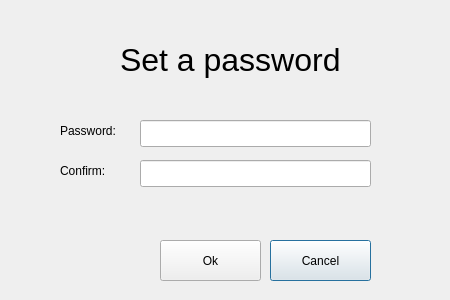
Old version of the form QT Gui/Spyink/passwordform.ui in the repository matthewT53/Steganography-Project.
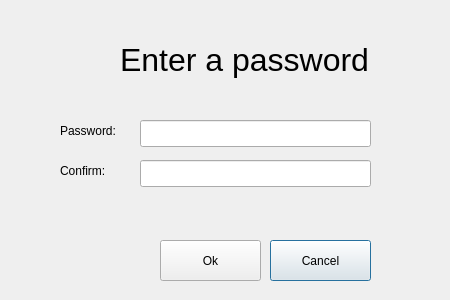
New version of the form.

Commit message: Polished the GUI a bit

Patch:
```diff
--- a/QT Gui/Spyink/passwordform.ui
+++ b/QT Gui/Spyink/passwordform.ui
@@ -78,7 +78,7 @@
     <bool>false</bool>
    </property>
    <property name="text">
-    <string>&lt;html&gt;&lt;head/&gt;&lt;body&gt;&lt;p&gt;&lt;span style=&quot; font-size:24pt;&quot;&gt;Set a password&lt;/span&gt;&lt;/p&gt;&lt;/body&gt;&lt;/html&gt;</string>
+    <string>&lt;html&gt;&lt;head/&gt;&lt;body&gt;&lt;p&gt;&lt;span style=&quot; font-size:24pt;&quot;&gt;Enter a password&lt;/span&gt;&lt;/p&gt;&lt;/body&gt;&lt;/html&gt;</string>
    </property>
   </widget>
   <widget class="QPushButton" name="button_cancel">
```
Left out of the diff: 2 changed lines with no effect on the pictures. The commit also changes 7 other files.
